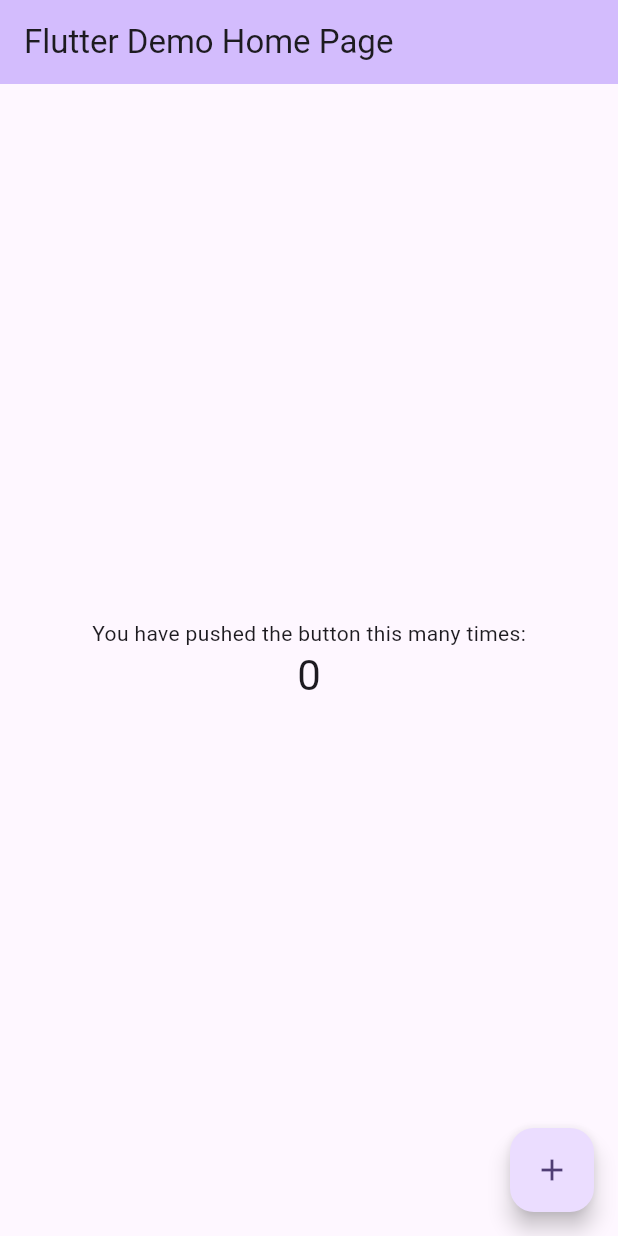
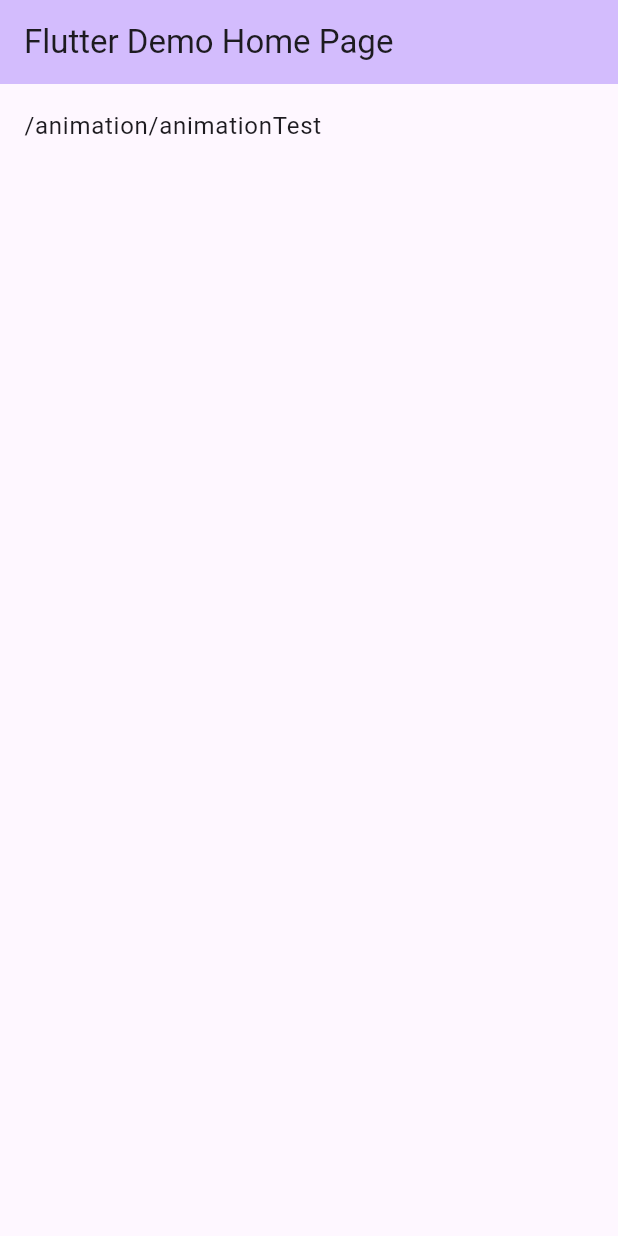
Before and after one commit to YLing2024/flutter_demo, a Flutter app: the screen it shows after launch, on a phone screen of 412 x 824 dp. Run offline on Flutter 3.47's test engine with Material 3 defaults, Android fonts, the phone set to English and light mode, and no system bars; our stand-ins replace logger.

Commit message:
feat: 添加动画测试页面和日志工具
- 新增动画测试页面并配置路由
- 添加logger依赖及日志工具类
- 重构主页为页面列表导航

```diff
--- a/lib/main.dart
+++ b/lib/main.dart
@@ -1,4 +1,5 @@
 import 'package:flutter/material.dart';
+import 'package:flutter_demo/pages/animation/animation_test.dart';
 import 'package:flutter_demo/routes/routes.dart';
 
 void main() {
@@ -31,13 +32,11 @@ class MyHomePage extends StatefulWidget {
 }
 
 class _MyHomePageState extends State<MyHomePage> {
-  int _counter = 0;
-
-  void _incrementCounter() {
-    setState(() {
-      _counter++;
-    });
-  }
+  List<Pages> pages = [
+    Pages(
+      route: "/animation/animationTest",
+    ),
+  ];
 
   @override
   Widget build(BuildContext context) {
@@ -46,25 +45,32 @@ class _MyHomePageState extends State<MyHomePage> {
         backgroundColor: Theme.of(context).colorScheme.inversePrimary,
         title: Text(widget.title),
       ),
-      body: Center(
-        child: Column(
-          mainAxisAlignment: MainAxisAlignment.center,
-          children: <Widget>[
-            const Text(
-              'You have pushed the button this many times:',
-            ),
-            Text(
-              '$_counter',
-              style: Theme.of(context).textTheme.headlineMedium,
-            ),
-          ],
-        ),
+      body: ListView.builder(
+        itemCount: pages.length,
+        itemBuilder: (context, index) {
+          return GestureDetector(
+            onTap: () {
+              Navigator.pushNamed(context, pages[index].route);
+            },
+            child: pages[index].builder != null
+                ? pages[index].builder!(context, index)
+                : ListTile(
+                    title: Text(pages[index].route),
+                  ),
+          );
+        },
       ),
-      floatingActionButton: FloatingActionButton(
-        onPressed: _incrementCounter,
-        tooltip: 'Increment',
-        child: const Icon(Icons.add),
-      ), // This trailing comma makes auto-formatting nicer for build methods.
     );
   }
 }
+
+class Pages {
+  /// 路由
+  final String route;
+  final NullableIndexedWidgetBuilder? builder;
+
+  Pages({
+    required this.route,
+    this.builder,
+  });
+}
--- /dev/null
+++ b/lib/pages/animation/animation_test.dart
@@ -0,0 +1,20 @@
+import 'package:flutter/material.dart';
+
+class AnimationTest extends StatefulWidget {
+  const AnimationTest({super.key});
+
+  @override
+  State<AnimationTest> createState() => _AnimationTestState();
+}
+
+class _AnimationTestState extends State<AnimationTest> {
+  @override
+  Widget build(BuildContext context) {
+    return Scaffold(
+      appBar: AppBar(
+        title: Text("Animation Test"),
+      ),
+      body: Container(),
+    );
+  }
+}
--- a/lib/routes/routes.dart
+++ b/lib/routes/routes.dart
@@ -1,7 +1,9 @@
 import 'package:flutter/widgets.dart';
 import 'package:flutter_demo/main.dart';
+import 'package:flutter_demo/pages/animation/animation_test.dart';
 
 Map<String, WidgetBuilder> routes = {
   //首页
   "/": (context) => const MyHomePage(title: 'Flutter Demo Home Page'),
+  "/animation/animationTest": (context) => AnimationTest(),
 };
--- a/pubspec.yaml
+++ b/pubspec.yaml
@@ -34,6 +34,7 @@ dependencies:
   # The following adds the Cupertino Icons font to your application.
   # Use with the CupertinoIcons class for iOS style icons.
   cupertino_icons: ^1.0.8
+  logger: ^2.6.2
 
 dev_dependencies:
   flutter_test:
```
Also changed, not shown: lib/util/logger.dart (added, +32 -0 lines), pubspec.lock.
